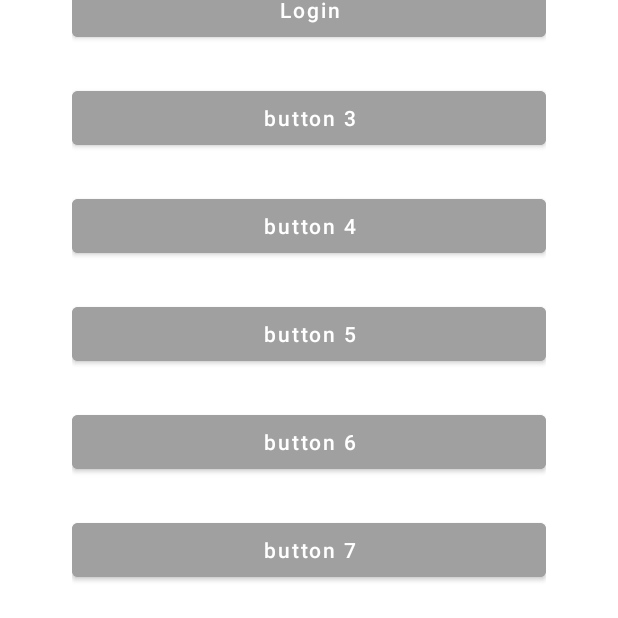
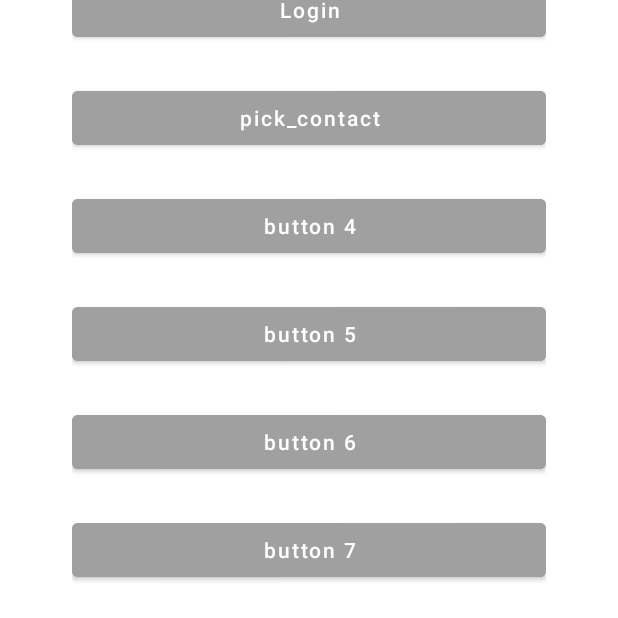
Before and after one commit to twc-android-bootcamp/Practice, an Android app: the screen it shows after launch (MainActivity), on a phone screen of 412 x 824 dp, the part 350-968 px from its top. Run offline under Robolectric (Android 15) with nearby library versions, the phone set to English and light mode, and no system bars.

Commit message:
pick_contact

```diff
--- a/app/build.gradle
+++ b/app/build.gradle
@@ -57,6 +57,8 @@ dependencies {
     implementation 'androidx.appcompat:appcompat:1.3.0'
     implementation 'com.google.android.material:material:1.3.0'
     implementation 'androidx.constraintlayout:constraintlayout:2.0.4'
+    implementation 'org.jetbrains:annotations:15.0'
+    implementation 'org.jetbrains:annotations:15.0'
     testImplementation 'junit:junit:4.+'
     androidTestImplementation 'androidx.test.ext:junit:1.1.2'
     androidTestImplementation 'androidx.test.espresso:espresso-core:3.3.0'
--- a/app/src/main/res/layout/activity_main.xml
+++ b/app/src/main/res/layout/activity_main.xml
@@ -45,12 +45,12 @@
                 android:textAllCaps="false" />
 
             <Button
-                android:id="@+id/button_3"
+                android:id="@+id/pick_contact"
                 android:layout_width="match_parent"
                 android:layout_height="wrap_content"
                 android:layout_marginTop="@dimen/dimen_24"
                 android:backgroundTint="@color/gray"
-                android:text="@string/button_3"
+                android:text="@string/pick_contact"
                 android:textAllCaps="false" />
 
             <Button
--- a/app/src/main/res/values/strings.xml
+++ b/app/src/main/res/values/strings.xml
@@ -22,4 +22,5 @@
     <string name="forgot_password">Forgot password?</string>
     <string name="or_connect_with">or connect with</string>
     <string name="sign_up_with_email">Sign Up with E-mail</string>
+    <string name="pick_contact">pick_contact</string>
 </resources>
```
Also changed, not shown: app/src/main/java/com/thoughtworks/androidtrain/MainActivity.java (+43 -0 lines), 2 other files.
